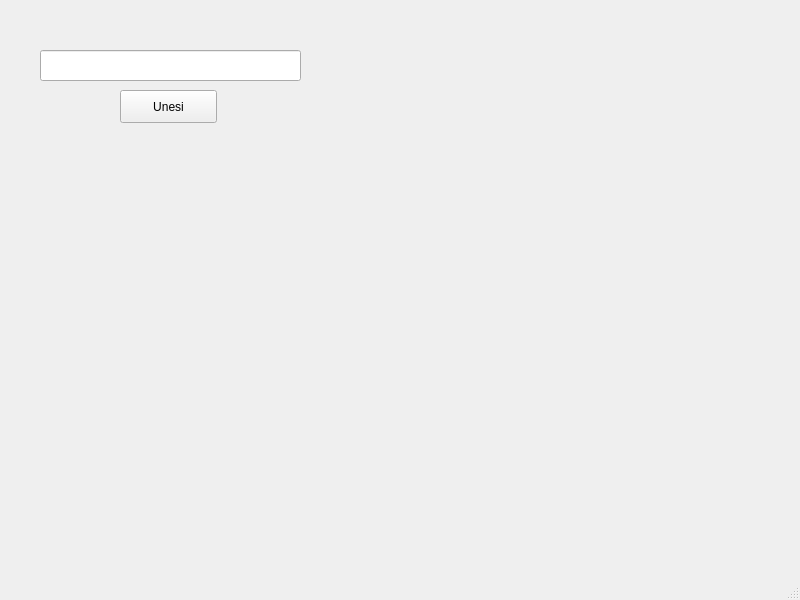
Above: mainwindow.ui from GavriloJovanovic/QTMChess before the change. Below: the same form after it.
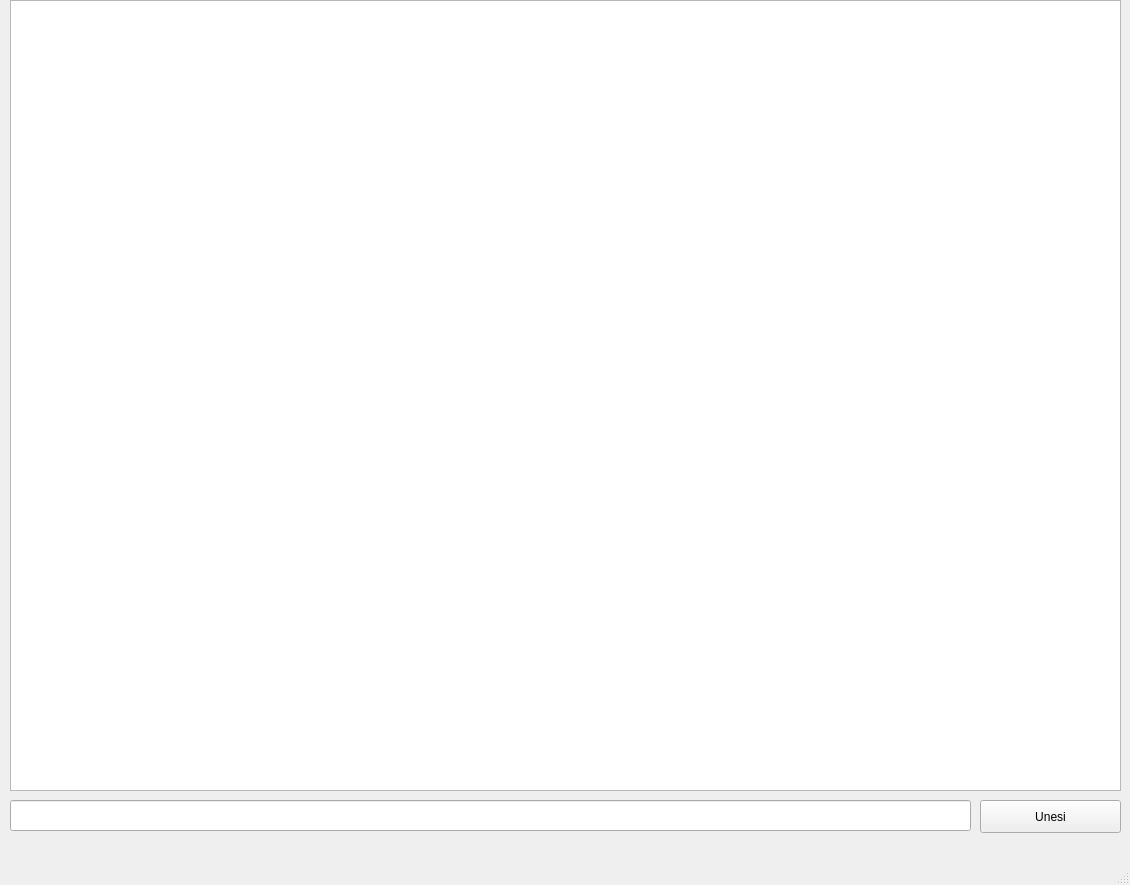
That is the form after the change.

The edit to the form file:
```diff
--- a/mainwindow.ui
+++ b/mainwindow.ui
@@ -6,8 +6,8 @@
    <rect>
     <x>0</x>
     <y>0</y>
-    <width>800</width>
-    <height>600</height>
+    <width>1130</width>
+    <height>885</height>
    </rect>
   </property>
   <property name="windowTitle">
@@ -17,9 +17,9 @@
    <widget class="QLineEdit" name="lineEdit">
     <property name="geometry">
      <rect>
-      <x>40</x>
-      <y>50</y>
-      <width>261</width>
+      <x>10</x>
+      <y>800</y>
+      <width>961</width>
       <height>31</height>
      </rect>
     </property>
@@ -27,9 +27,9 @@
    <widget class="QPushButton" name="pushButton">
     <property name="geometry">
      <rect>
-      <x>120</x>
-      <y>90</y>
-      <width>97</width>
+      <x>980</x>
+      <y>800</y>
+      <width>141</width>
       <height>33</height>
      </rect>
     </property>
@@ -37,6 +37,16 @@
      <string>Unesi</string>
     </property>
    </widget>
+   <widget class="QGraphicsView" name="graphicsView">
+    <property name="geometry">
+     <rect>
+      <x>10</x>
+      <y>0</y>
+      <width>1111</width>
+      <height>791</height>
+     </rect>
+    </property>
+   </widget>
   </widget>
   <widget class="QMenuBar" name="menubar">
    <property name="geometry">
```
Left out of the diff: 4 changed lines with no effect on the pictures.
